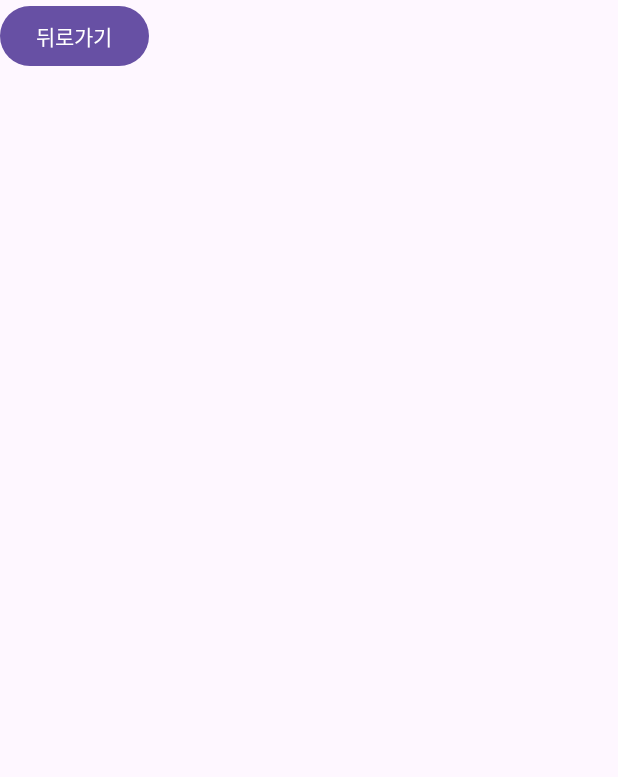
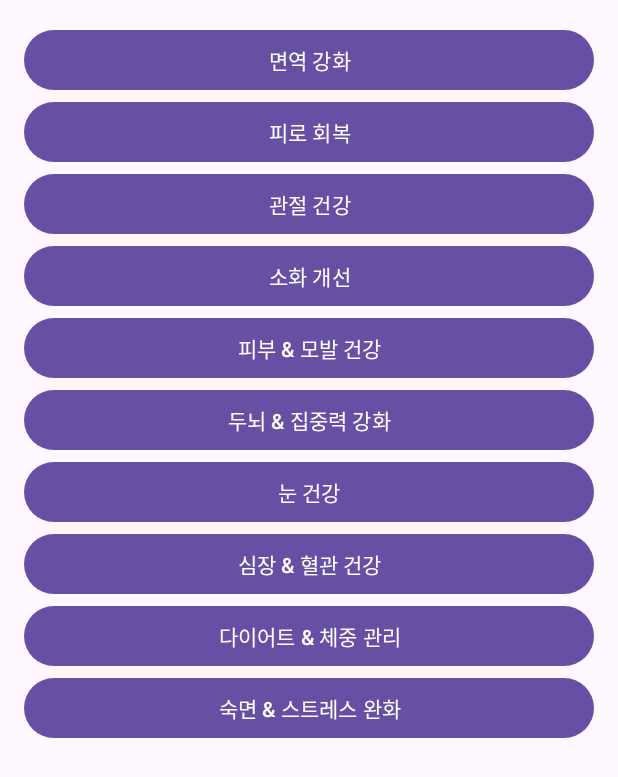
Before and after one commit to ccchaeng/NutriWish, an Android app: the layout fragment_category.xml on its own in the app's theme, with its tools: preview values and no code run, on a phone screen of 412 x 824 dp. Shown: the top 777 px of the screen. Run offline under Robolectric (Android 15) with nearby library versions, the phone set to English and light mode, and no system bars.

Commit message:
코드 수정

```diff
--- a/app/src/main/res/layout/fragment_category.xml
+++ b/app/src/main/res/layout/fragment_category.xml
@@ -1,17 +1,68 @@
+<?xml version="1.0" encoding="utf-8"?>
 <LinearLayout xmlns:android="http://schemas.android.com/apk/res/android"
+    xmlns:app="http://schemas.android.com/apk/res-auto"
     android:layout_width="match_parent"
     android:layout_height="match_parent"
-    android:orientation="vertical">
+    android:orientation="vertical"
+    android:padding="16dp">
 
     <Button
-        android:id="@+id/button_back"
-        android:layout_width="wrap_content"
-        android:layout_height="wrap_content"
-        android:text="뒤로가기" />
-
-    <LinearLayout
-        android:id="@+id/button_container"
+        android:id="@+id/btn_immunity"
         android:layout_width="match_parent"
         android:layout_height="wrap_content"
-        android:orientation="vertical" />
+        android:text="면역 강화" />
+
+    <Button
+        android:id="@+id/btn_fatigue"
+        android:layout_width="match_parent"
+        android:layout_height="wrap_content"
+        android:text="피로 회복" />
+
+    <Button
+        android:id="@+id/btn_joint"
+        android:layout_width="match_parent"
+        android:layout_height="wrap_content"
+        android:text="관절 건강" />
+
+    <Button
+        android:id="@+id/btn_digestion"
+        android:layout_width="match_parent"
+        android:layout_height="wrap_content"
+        android:text="소화 개선" />
+
+    <Button
+        android:id="@+id/btn_skin"
+        android:layout_width="match_parent"
+        android:layout_height="wrap_content"
+        android:text="피부 &amp; 모발 건강" />
+
+    <Button
+        android:id="@+id/btn_brain"
+        android:layout_width="match_parent"
+        android:layout_height="wrap_content"
+        android:text="두뇌 &amp; 집중력 강화" />
+
+    <Button
+        android:id="@+id/btn_eye"
+        android:layout_width="match_parent"
+        android:layout_height="wrap_content"
+        android:text="눈 건강" />
+
+    <Button
+        android:id="@+id/btn_heart"
+        android:layout_width="match_parent"
+        android:layout_height="wrap_content"
+        android:text="심장 &amp; 혈관 건강" />
+
+    <Button
+        android:id="@+id/btn_diet"
+        android:layout_width="match_parent"
+        android:layout_height="wrap_content"
+        android:text="다이어트 &amp; 체중 관리" />
+
+    <Button
+        android:id="@+id/btn_sleep"
+        android:layout_width="match_parent"
+        android:layout_height="wrap_content"
+        android:text="숙면 &amp; 스트레스 완화" />
 </LinearLayout>
```
